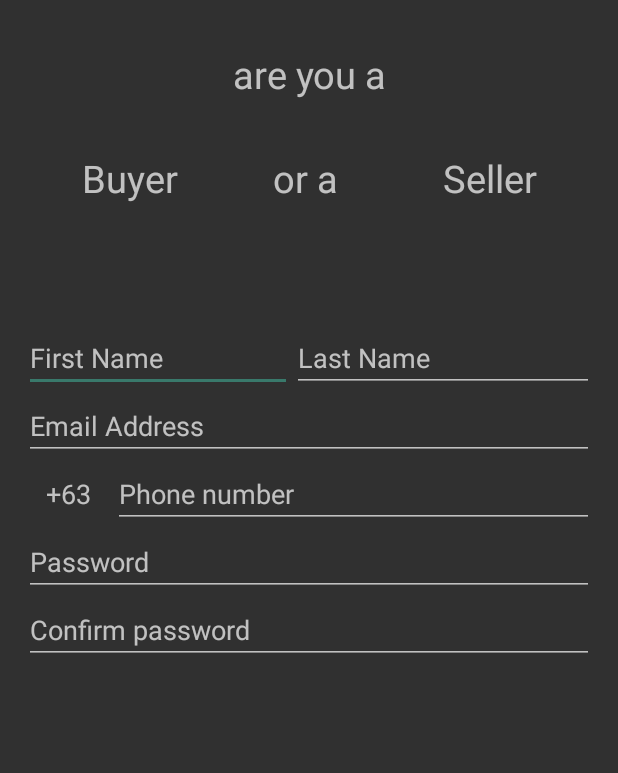
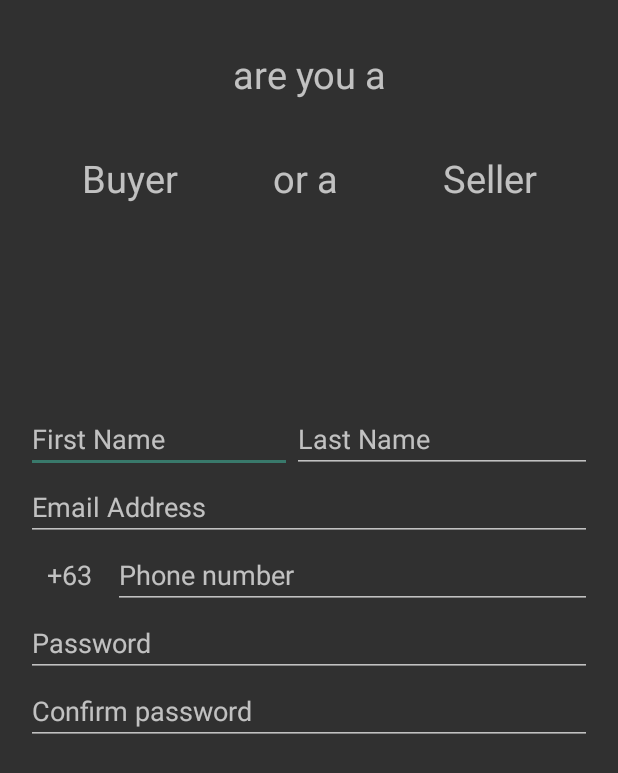
Before and after one commit to etindahan/eTindahan, an Android app: the RegisterActivity screen opened directly, with no data from a screen before it, on a phone screen of 412 x 824 dp. Shown: the top 773 px of the screen. Run offline under Robolectric (Android 15) with nearby library versions, the phone set to English and light mode, and no system bars; Roboto replaces fonts that are not available here.

Commit message:
Fixed activity main

```diff
--- a/app/src/main/res/layout/activity_register.xml
+++ b/app/src/main/res/layout/activity_register.xml
@@ -72,8 +72,8 @@
     </LinearLayout>
 
     <LinearLayout
-        android:layout_width="0dp"
-        android:layout_height="306dp"
+        android:layout_width="377dp"
+        android:layout_height="342dp"
         android:layout_marginStart="16dp"
         android:layout_marginLeft="16dp"
         android:layout_marginTop="60dp"
@@ -83,10 +83,9 @@
         android:orientation="vertical"
         app:layout_constraintBottom_toBottomOf="parent"
         app:layout_constraintEnd_toEndOf="parent"
-        app:layout_constraintHorizontal_bias="1.0"
         app:layout_constraintStart_toStartOf="parent"
         app:layout_constraintTop_toBottomOf="@+id/linearLayout"
-        app:layout_constraintVertical_bias="0.0">
+        app:layout_constraintVertical_bias="0.216">
 
         <LinearLayout
             android:layout_width="match_parent"
```
